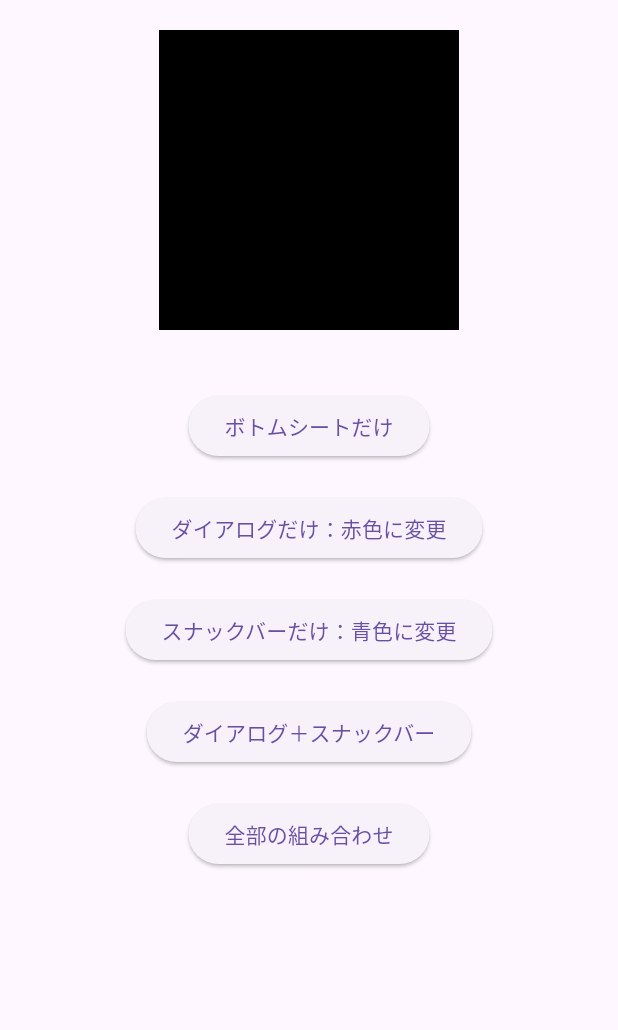
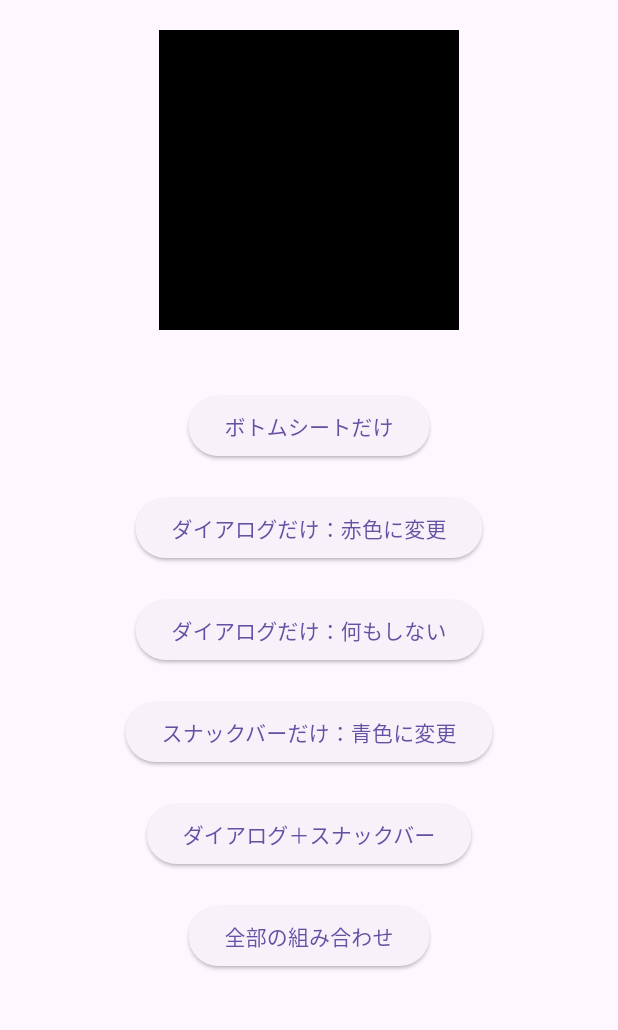
Before and after one commit to HaruhikoMotokawa/shared_widgets, a Flutter app: the screen it shows after launch, on a phone screen of 412 x 824 dp, the part 114-1144 px from its top. Run offline on Flutter 3.47's test engine with Material 3 defaults, Android fonts, the phone set to English and light mode, and no system bars; our stand-ins replace flutter_hooks, gap.

Commit message:
feat: ダイアログのキャンセルボタンを消せるように修正

```diff
--- a/lib/my_home_page/my_home_page.dart
+++ b/lib/my_home_page/my_home_page.dart
@@ -29,6 +29,8 @@ class MyHomePage extends HookWidget {
             _OnlyBottomSheetButton(boxColor: boxColor),
             const Gap(20),
             _OnlyDialogButton(boxColor: boxColor),
+            const Gap(20),
+            const _OnlyDialogButtonWithOnlyOK(),
             const Gap(20),
             _OnlySnackBar(boxColor: boxColor),
             const Gap(20),
@@ -100,6 +102,28 @@ class _OnlyDialogButton extends StatelessWidget {
         }
       },
       child: const Text('ダイアログだけ：赤色に変更'),
+    );
+  }
+}
+
+class _OnlyDialogButtonWithOnlyOK extends StatelessWidget {
+  const _OnlyDialogButtonWithOnlyOK();
+
+  @override
+  Widget build(BuildContext context) {
+    return ElevatedButton(
+      onPressed: () {
+        showConfirmDialog(
+          context,
+          title: const Text('お知らせ'),
+          content: const Text(
+            'このダイアログには特に意味がありません。'
+            'よって、キャンセルボタンがありません。',
+          ),
+          isCancelButtonEnable: false,
+        );
+      },
+      child: const Text('ダイアログだけ：何もしない'),
     );
   }
 }
--- a/lib/shared_widgets/confirm_dialog.dart
+++ b/lib/shared_widgets/confirm_dialog.dart
@@ -4,6 +4,7 @@ Future<bool> showConfirmDialog(
   BuildContext context, {
   Widget? title,
   Widget? content,
+  bool isCancelButtonEnable = true,
 }) async {
   return await showDialog<bool>(
         context: context,
@@ -11,6 +12,7 @@ Future<bool> showConfirmDialog(
           return ConfirmDialog(
             title: title,
             content: content,
+            isCancelButtonEnable: isCancelButtonEnable,
           );
         },
       ) ??
@@ -22,10 +24,12 @@ class ConfirmDialog extends StatelessWidget {
     super.key,
     this.title,
     this.content,
+    required this.isCancelButtonEnable,
   });
 
   final Widget? title;
   final Widget? content;
+  final bool isCancelButtonEnable;
 
   @override
   Widget build(BuildContext context) {
@@ -33,6 +37,7 @@ class ConfirmDialog extends StatelessWidget {
       title: title,
       content: content,
       actions: [
+        if (isCancelButtonEnable)
           TextButton(
             onPressed: () {
               Navigator.pop(context, false);
```
Lines whose indentation alone changed are shown as unchanged.
